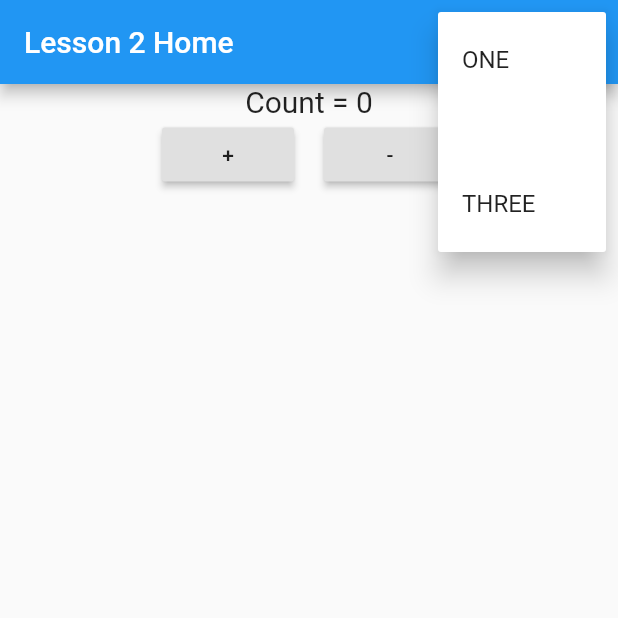
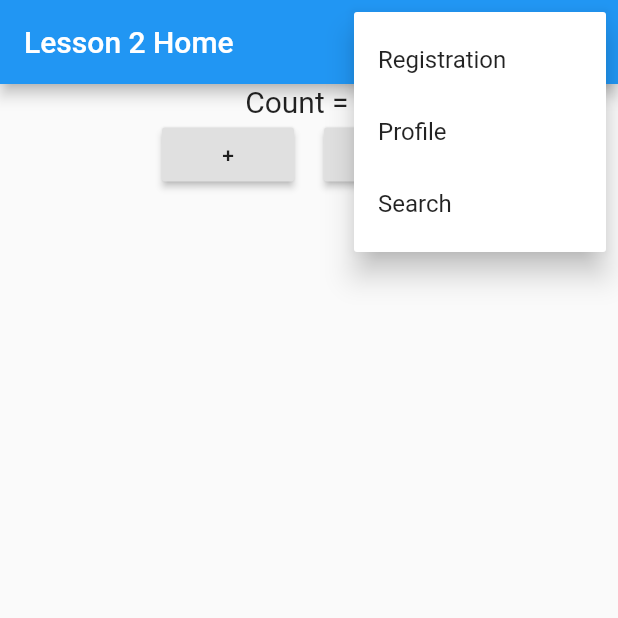
Before and after one commit to showell2121/Dart, a Flutter app: the screen it shows after launch, after a tap on the "more vert" icon, on a phone screen of 412 x 824 dp, the top half of it. Run offline on Flutter 3.47's test engine with Material 2 defaults, Android fonts, the phone set to English and light mode, and no system bars.

```diff
--- a/lib/controller/homepageController.dart
+++ b/lib/controller/homepageController.dart
@@ -1,7 +1,15 @@
+import 'package:flutter/cupertino.dart';
+import 'package:flutter/material.dart';
 import 'package:lesson2_statefulwidget/view/homepage.dart';
 
+//Popup menu, list of different menus
+const POPUPMENULIST = [
+  'Registration',
+  'Profile',
+  "Search",
+];
+
 class HomePageController {
-
   HomePageState state;
 
   // //constructor
@@ -9,12 +17,9 @@ class HomePageController {
   //   this.state = value;
   // }
 
-
-
   //short hand notation of above code
-    //constructor
+  //constructor
   HomePageController(this.state);
-
 
   //Increase Count
   void upButton() {
@@ -22,12 +27,11 @@ class HomePageController {
 
     //calls the state chnage method, param has to be function
     //passes annoymous function and the function increments count
-    state.stateChanged((){
+    state.stateChanged(() {
       //incremnet
       ++state.count;
     });
   }
-
 
   //Decrease Count
   void downButton() {
@@ -35,9 +39,66 @@ class HomePageController {
 
     //calls the state chnage method, param has to be function
     //passes annoymous function and the function decrements count
-    state.stateChanged((){
+    state.stateChanged(() {
       //decrement
       --state.count;
     });
   }
-}
+
+//function called to homepage.dart to assist with menu
+  List<PopupMenuEntry<String>> showPopupMenu(BuildContext context) {
+    //How map function works
+    //like an forEach method
+    //var list = ["seth","Alex","Ben",1,3,5,];
+    // //each value in the list is applied to func1
+    // //then all the result are created in to a List. .toList();
+    // var p = list.map(func1).toList();
+    // //print list
+    // print(p);
+
+    //   func1(var i){
+    // return i;   }
+    ///////////////////////////////////////////////////////////Short hand of above
+    //short hand notation for calling function etc
+    // p = list.map((var value)=> value).toList();
+    // //print list
+    // print(p);
+
+    //New menu loops through all the menus that is declared at teh top of file
+    //creates no name function.
+    return POPUPMENULIST.map((item) {
+      return PopupMenuItem(
+        value: item,
+        child: Text(item),
+      );
+    }).toList();
+
+    //old hard coded menu
+    // return <PopupMenuEntry<String>>[
+
+    //   PopupMenuItem(
+    //     value: "one",
+    //     //how we want to display
+    //     child: Text("ONE"),
+    //   ),
+
+    //   PopupMenuItem(
+    //     value: 'two',
+    //     //how we want to display
+    //     child: Icon(Icons.filter_2),
+    //   ),
+
+    //   PopupMenuItem(
+    //     value: "three",
+    //     //how we want to display
+    //     child: Text("THREE"),
+    //   ),
+
+    // ];
+  } // End showPopuMenu
+
+//function called to homepage.dart to assist with menu
+  void popupMenuSelected(String value) {
+    print("Menu: " + value);
+  }
+} //End Controller
--- a/lib/view/homepage.dart
+++ b/lib/view/homepage.dart
@@ -49,46 +49,58 @@ class HomePageState extends State<HomePage> {
         actions: <Widget>[
           //one
           Icon(Icons.ac_unit),
+
           //Two
           IconButton(
-            icon: Icon(Icons.search),
+            icon: Icon(Icons.account_balance),
             onPressed: () {},
           ),
+
           //Three
           //generic
           // PopupMenuButton(
           //represent strings
           PopupMenuButton<String>(
+
+            //Version 1
             //gets selected button/popupmenuitem
-            onSelected: (value){
-                  //prints value of selected menu button
-                  print("Menu: " + value);
-                },
-            itemBuilder: (BuildContext context) {
-              //Give menu Items in list
-              return <PopupMenuEntry<String>>[
+            // onSelected: (value){
+            //       //prints value of selected menu button
+            //       print("Menu: " + value);
+            //     },
+            //calling from cotroller not appbar
 
-                PopupMenuItem(
-                  value: "one",
-                  //how we want to display
-                  child: Text("ONE"),
-                ),
+            // itemBuilder: (BuildContext context) {
+            //   //Give menu Items in list
+            //   return <PopupMenuEntry<String>>[
+
+            //     PopupMenuItem(
+            //       value: "one",
+            //       //how we want to display
+            //       child: Text("ONE"),
+            //     ),
 
 
-                PopupMenuItem(
-                  value: "two",
-                  //how we want to display
-                  child: Icon(Icons.filter_2),
-                ),
+            //     PopupMenuItem(
+            //       value: 'two',
+            //       //how we want to display
+            //       child: Icon(Icons.filter_2),
+            //     ),
 
 
-                PopupMenuItem(
-                  value: "three",
-                  //how we want to display
-                  child: Text("THREE"),
-                ),
-              ];
-            },
+            //     PopupMenuItem(
+            //       value: "three",
+            //       //how we want to display
+            //       child: Text("THREE"),
+            //     ),
+            //   ];
+            // },
+
+          //New, version 2, calling from controller
+          //functions for menu are stored in controller
+          onSelected: controller.popupMenuSelected,
+          itemBuilder: controller.showPopupMenu,
+
           ),
         ],
       ),
```
